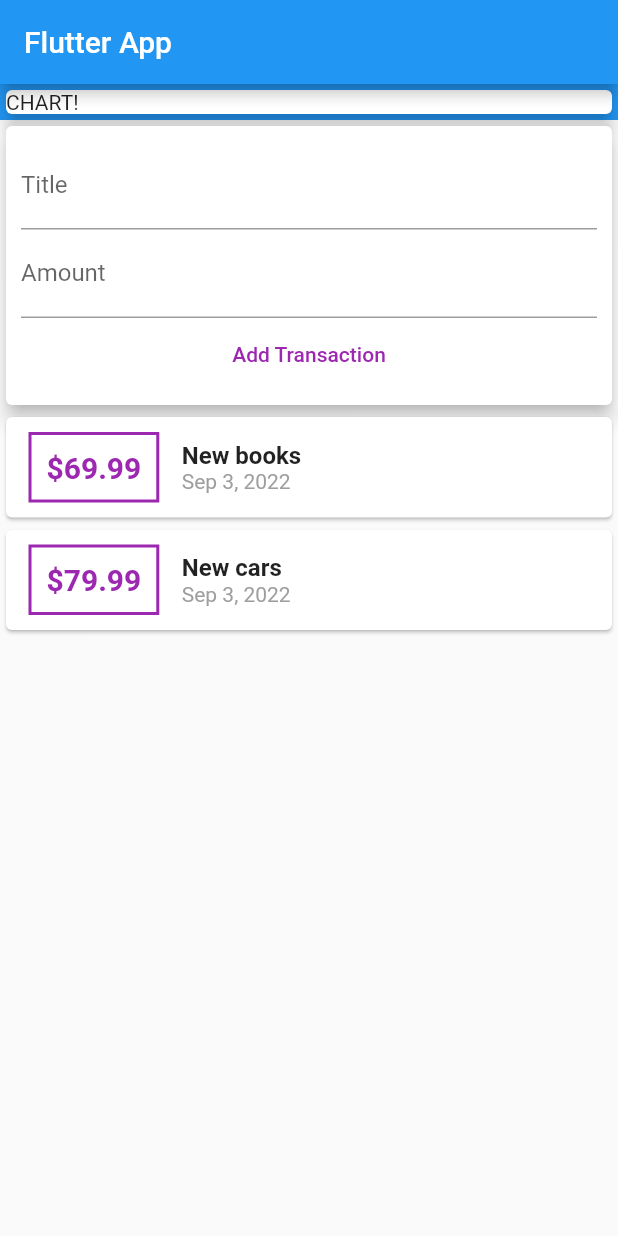
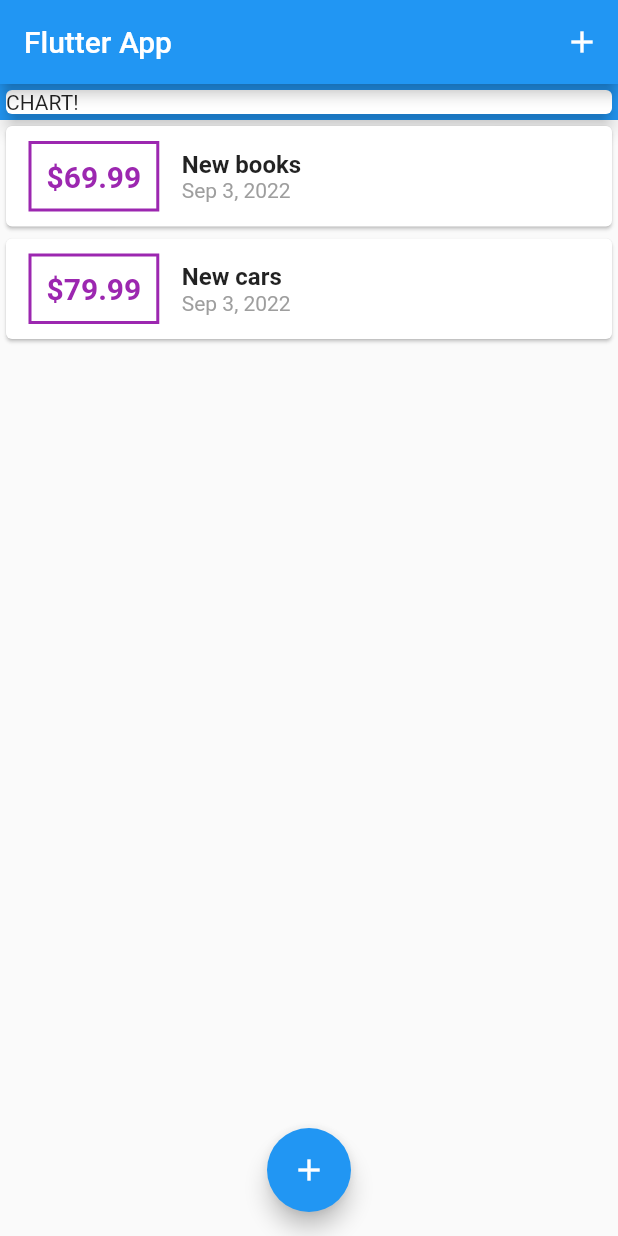
Before and after one commit to YEANSEYHA/flutter-expense-app, a Flutter app: the screen it shows after launch, on a phone screen of 412 x 824 dp. Run offline on Flutter 3.47's test engine with Material 2 defaults, Android fonts, the phone set to English and light mode, and no system bars.

Commit message:
Lesson [90-95] flutter expense app

```diff
--- a/lib/main.dart
+++ b/lib/main.dart
@@ -1,8 +1,7 @@
-import './widgets/user_transaction.dart';
-
 import './widgets/new_transaction.dart';
 import 'package:flutter/material.dart';
 import './widgets/transaction_list.dart';
+import './models/transaction.dart';
 
 void main() => runApp(MyApp());
 
@@ -16,19 +15,66 @@ class MyApp extends StatelessWidget {
   }
 }
 
-class MyHomePage extends StatelessWidget {
-  /* String titleInput = 'Hello';
-  String amountInput = 'Hello12'; */
-  final titleController = TextEditingController();
-  final amountController = TextEditingController();
+class MyHomePage extends StatefulWidget {
+  @override
+  State<MyHomePage> createState() => _MyHomePageState();
+}
+
+class _MyHomePageState extends State<MyHomePage> {
+  final List<Transaction> _userTransactions = [
+    Transaction(
+      id: 't1',
+      title: 'New books',
+      amount: 69.99,
+      date: DateTime.now(),
+    ),
+    Transaction(
+      id: 't2',
+      title: 'New cars',
+      amount: 79.99,
+      date: DateTime.now(),
+    ),
+  ];
+
+  void _addNewTransaction(String txTitle, double txAmount) {
+    final newTx = Transaction(
+      title: txTitle,
+      amount: txAmount,
+      date: DateTime.now(),
+      id: DateTime.now().toString(),
+    );
+
+    setState(() {
+      _userTransactions.add(newTx);
+    });
+  }
+
+  void _startAddNewTransaction(BuildContext ctx) {
+    showModalBottomSheet(
+      context: ctx,
+      builder: (_) {
+        return GestureDetector(
+          onTap: () {},
+          child: NewTransaction(_addNewTransaction),
+          behavior: HitTestBehavior.opaque,
+        );
+      },
+    );
+  }
 
   @override
   Widget build(BuildContext context) {
     return Scaffold(
       appBar: AppBar(
         title: Text('Flutter App'),
+        actions: <Widget>[
+          IconButton(
+            icon: Icon(Icons.add),
+            onPressed: () => _startAddNewTransaction(context),
           ),
-      body:  Container(
+        ],
+      ),
+      body: Container(
         height: 1000,
         child: SingleChildScrollView(
           child: Column(
@@ -43,9 +89,14 @@ class MyHomePage extends StatelessWidget {
                   ),
                   color: Colors.blue,
                 ),
-                  UserTransactions()
+                TransactionList(_userTransactions),
               ]),
         ),
+      ),
+      floatingActionButtonLocation: FloatingActionButtonLocation.centerFloat,
+      floatingActionButton: FloatingActionButton(
+        child: Icon(Icons.add),
+        onPressed: () => _startAddNewTransaction(context),
       ),
     );
   }
--- a/lib/widgets/transaction_list.dart
+++ b/lib/widgets/transaction_list.dart
@@ -7,8 +7,9 @@ class TransactionList extends StatelessWidget {
   TransactionList(this.transactions);
   @override
   Widget build(BuildContext context) {
-    return Column(
-      children: transactions.map((tx) {
+    return Container(
+      child: Column(
+        children: transactions.map((tx) {
         return Card(
           child: Row(
             children: <Widget>[
@@ -55,6 +56,8 @@ class TransactionList extends StatelessWidget {
           ),
         );
       }).toList(),
+      ),
+
     );
   }
 }
--- a/lib/widgets/user_transaction.dart
+++ /dev/null
@@ -1,46 +0,0 @@
-import 'package:flutter/material.dart';
-import './new_transaction.dart';
-import './transaction_list.dart';
-import '../models/transaction.dart';
-
-class UserTransactions extends StatefulWidget {
-  @override
-  State<UserTransactions> createState() => _UserTransactionsState();
-}
-
-class _UserTransactionsState extends State<UserTransactions> {
-  final List<Transaction> _userTransactions = [
-    Transaction(
-      id: 't1',
-      title: 'New books',
-      amount: 69.99,
-      date: DateTime.now(),
-    ),
-    Transaction(
-      id: 't2',
-      title: 'New cars',
-      amount: 79.99,
-      date: DateTime.now(),
-    ),
-  ];
-
-  void _addNewTransaction(String txTitle, double txAmount) {
-    final newTx = Transaction(
-      title: txTitle,
-      amount: txAmount,
-      date: DateTime.now(),
-      id: DateTime.now().toString(),
-    );
-
-    setState(() {
-      _userTransactions.add(newTx);
-    });
-  }
-
-  @override
-  Widget build(BuildContext context) {
-    return Column(
-      children: <Widget>[NewTransaction(_addNewTransaction), TransactionList(_userTransactions)],
-    );
-  }
-}
```
Also changed, not shown: lib/widgets/new_transaction.dart (+29 -8 lines). Lines whose indentation alone changed are shown as unchanged.
